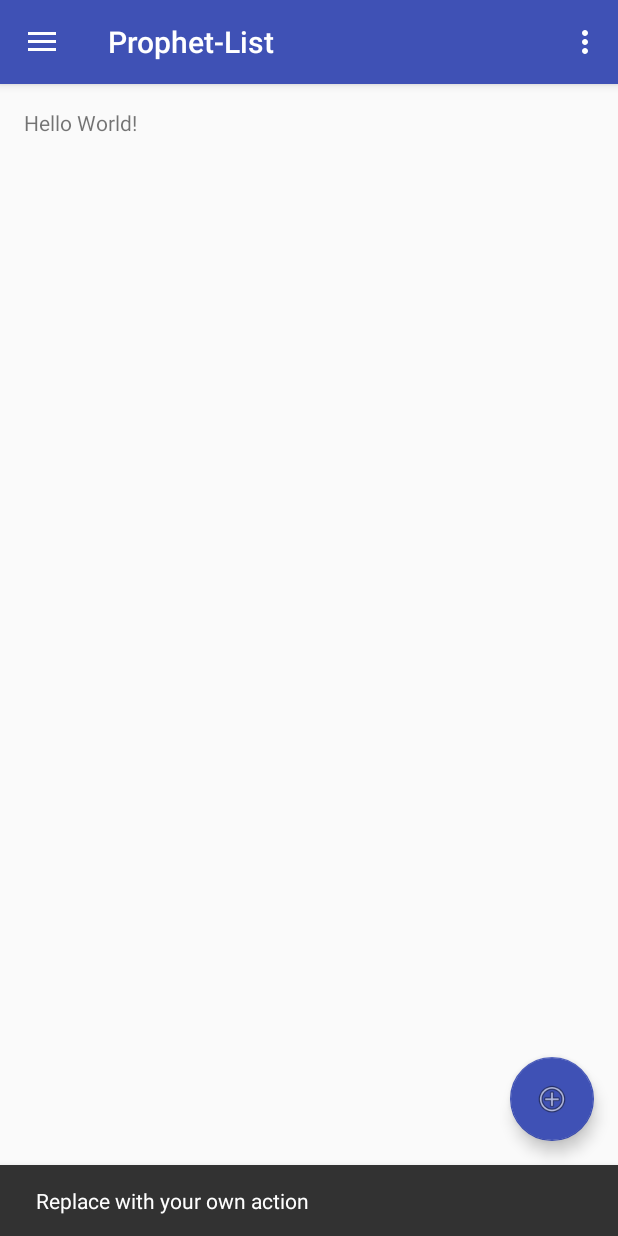
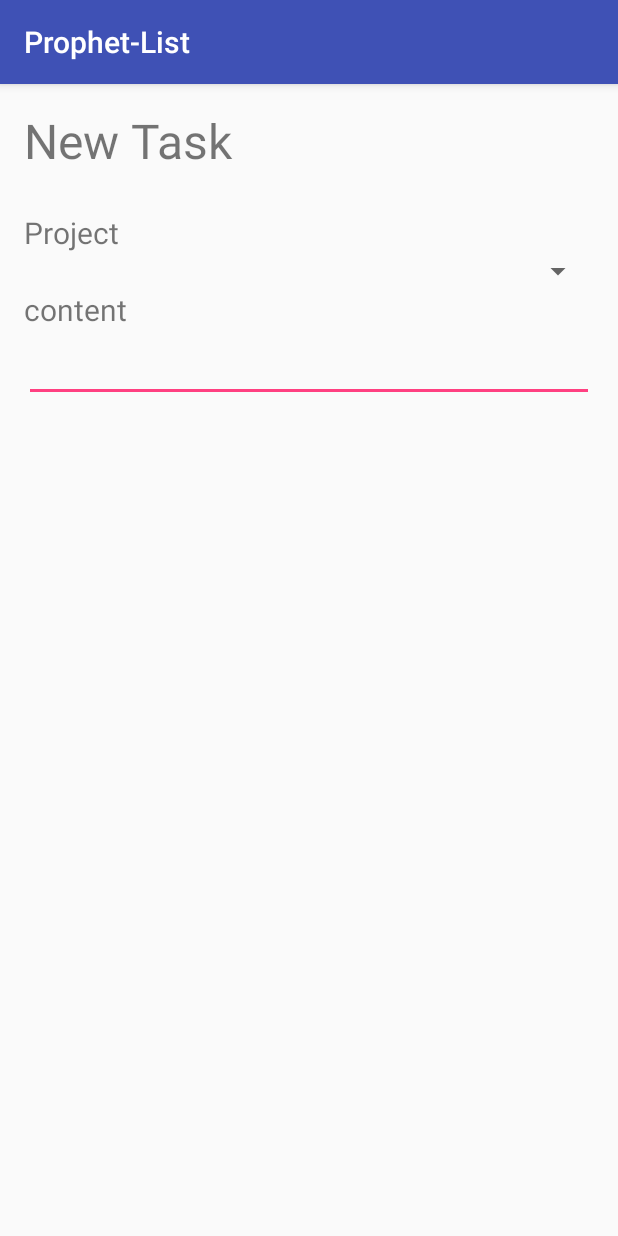
Before and after one commit to FCU21-Prophet/Prophet-List, an Android app: the screen it shows after launch (MainActivity before the commit, newTask after it), after a tap on an icon or button, on a phone screen of 412 x 824 dp. Run offline under Robolectric (Android 15) with nearby library versions, the phone set to English and light mode, and no system bars.

Commit message:
Set intent for FAB to call newTask

```diff
--- a/app/src/main/java/team/prophet/a3104/prophet_list/MainActivity.java
+++ b/app/src/main/java/team/prophet/a3104/prophet_list/MainActivity.java
@@ -1,19 +1,19 @@
 package team.prophet.a3104.prophet_list;
 
 import android.content.DialogInterface;
+import android.content.Intent;
 import android.os.Bundle;
 import android.support.design.widget.FloatingActionButton;
-import android.support.design.widget.Snackbar;
-import android.support.v7.app.AlertDialog;
-import android.view.View;
 import android.support.design.widget.NavigationView;
 import android.support.v4.view.GravityCompat;
 import android.support.v4.widget.DrawerLayout;
 import android.support.v7.app.ActionBarDrawerToggle;
+import android.support.v7.app.AlertDialog;
 import android.support.v7.app.AppCompatActivity;
 import android.support.v7.widget.Toolbar;
 import android.view.Menu;
 import android.view.MenuItem;
+import android.view.View;
 
 public class MainActivity extends AppCompatActivity
         implements NavigationView.OnNavigationItemSelectedListener {
@@ -29,8 +29,13 @@ public class MainActivity extends AppCompatActivity
         fab.setOnClickListener(new View.OnClickListener() {
             @Override
             public void onClick(View view) {
-                Snackbar.make(view, "Replace with your own action", Snackbar.LENGTH_LONG)
-                        .setAction("Action", null).show();
+                /*Snackbar.make(view, "Replace with your own action", Snackbar.LENGTH_LONG)
+                        .setAction("Action", null).show();*/
+
+                //Intent for call newTask
+                Intent intent = new Intent();
+                intent.setClass(MainActivity.this, newTask.class);
+                startActivity(intent);
             }
         });
 
```
